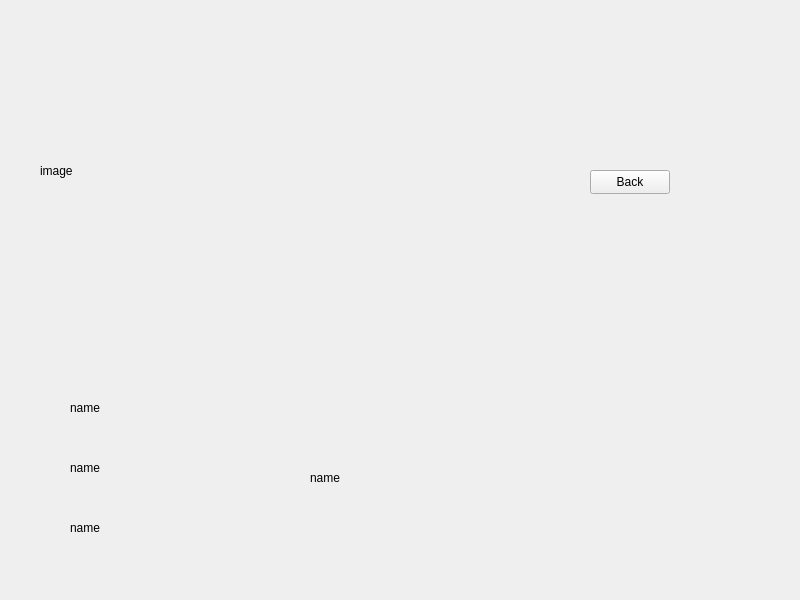
The window that frontend/gym_frontend/friendwindow/friendwindow.ui (AlexMNK/dyplom-gym) describes before a commit, drawn with Qt 5.
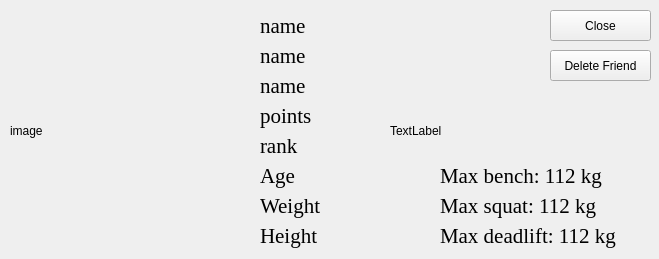
The same window after the commit. Icons and pictures are not drawn.

Commit message: Added better design for friendwindow

Diff of the .ui file:
```diff
--- a/frontend/gym_frontend/friendwindow/friendwindow.ui
+++ b/frontend/gym_frontend/friendwindow/friendwindow.ui
@@ -6,8 +6,8 @@
    <rect>
     <x>0</x>
     <y>0</y>
-    <width>800</width>
-    <height>600</height>
+    <width>659</width>
+    <height>259</height>
    </rect>
   </property>
   <property name="sizePolicy">
@@ -18,14 +18,14 @@
   </property>
   <property name="minimumSize">
    <size>
-    <width>800</width>
-    <height>600</height>
+    <width>659</width>
+    <height>259</height>
    </size>
   </property>
   <property name="maximumSize">
    <size>
-    <width>800</width>
-    <height>600</height>
+    <width>659</width>
+    <height>259</height>
    </size>
   </property>
   <property name="windowTitle">
@@ -35,23 +35,23 @@
    <widget class="QPushButton" name="backButton">
     <property name="geometry">
      <rect>
-      <x>590</x>
-      <y>170</y>
-      <width>80</width>
-      <height>24</height>
+      <x>550</x>
+      <y>10</y>
+      <width>101</width>
+      <height>31</height>
      </rect>
     </property>
     <property name="text">
-     <string>Back</string>
+     <string>Close</string>
     </property>
    </widget>
    <widget class="QLabel" name="image">
     <property name="geometry">
      <rect>
-      <x>40</x>
-      <y>20</y>
-      <width>361</width>
-      <height>301</height>
+      <x>10</x>
+      <y>10</y>
+      <width>241</width>
+      <height>241</height>
      </rect>
     </property>
     <property name="text">
@@ -64,25 +64,53 @@
    <widget class="QLabel" name="name">
     <property name="geometry">
      <rect>
-      <x>70</x>
-      <y>400</y>
-      <width>181</width>
-      <height>16</height>
+      <x>260</x>
+      <y>40</y>
+      <width>261</width>
+      <height>31</height>
      </rect>
     </property>
+    <property name="font">
+     <font>
+      <family>Times New Roman</family>
+      <pointsize>16</pointsize>
+     </font>
+    </property>
     <property name="text">
      <string>name</string>
     </property>
    </widget>
+   <widget class="QPushButton" name="delete_2">
+    <property name="geometry">
+     <rect>
+      <x>550</x>
+      <y>50</y>
+      <width>101</width>
+      <height>31</height>
+     </rect>
+    </property>
+    <property name="cursor">
+     <cursorShape>PointingHandCursor</cursorShape>
+    </property>
+    <property name="text">
+     <string>Delete Friend</string>
+    </property>
+   </widget>
    <widget class="QLabel" name="hashtag">
     <property name="geometry">
      <rect>
-      <x>70</x>
-      <y>460</y>
-      <width>181</width>
-      <height>16</height>
+      <x>260</x>
+      <y>70</y>
+      <width>261</width>
+      <height>31</height>
      </rect>
     </property>
+    <property name="font">
+     <font>
+      <family>Times New Roman</family>
+      <pointsize>16</pointsize>
+     </font>
+    </property>
     <property name="text">
      <string>name</string>
     </property>
@@ -90,27 +118,185 @@
    <widget class="QLabel" name="friendsSince">
     <property name="geometry">
      <rect>
-      <x>70</x>
-      <y>520</y>
-      <width>181</width>
-      <height>16</height>
+      <x>260</x>
+      <y>10</y>
+      <width>261</width>
+      <height>31</height>
      </rect>
     </property>
+    <property name="font">
+     <font>
+      <family>Times New Roman</family>
+      <pointsize>16</pointsize>
+     </font>
+    </property>
     <property name="text">
      <string>name</string>
     </property>
    </widget>
+   <widget class="QLabel" name="points">
+    <property name="geometry">
+     <rect>
+      <x>260</x>
+      <y>100</y>
+      <width>121</width>
+      <height>31</height>
+     </rect>
+    </property>
+    <property name="font">
+     <font>
+      <family>Times New Roman</family>
+      <pointsize>16</pointsize>
+     </font>
+    </property>
+    <property name="text">
+     <string>points</string>
+    </property>
+   </widget>
+   <widget class="QLabel" name="rank">
+    <property name="geometry">
+     <rect>
+      <x>260</x>
+      <y>130</y>
+      <width>121</width>
+      <height>31</height>
+     </rect>
+    </property>
+    <property name="font">
+     <font>
+      <family>Times New Roman</family>
+      <pointsize>16</pointsize>
+     </font>
+    </property>
+    <property name="text">
+     <string>rank</string>
+    </property>
+   </widget>
+   <widget class="QLabel" name="age">
+    <property name="geometry">
+     <rect>
+      <x>260</x>
+      <y>160</y>
+      <width>171</width>
+      <height>31</height>
+     </rect>
+    </property>
+    <property name="font">
+     <font>
+      <family>Times New Roman</family>
+      <pointsize>16</pointsize>
+     </font>
+    </property>
+    <property name="text">
+     <string>Age</string>
+    </property>
+   </widget>
+   <widget class="QLabel" name="weight">
+    <property name="geometry">
+     <rect>
+      <x>260</x>
+      <y>190</y>
+      <width>171</width>
+      <height>31</height>
+     </rect>
+    </property>
+    <property name="font">
+     <font>
+      <family>Times New Roman</family>
+      <pointsize>16</pointsize>
+     </font>
+    </property>
+    <property name="text">
+     <string>Weight</string>
+    </property>
+   </widget>
+   <widget class="QLabel" name="height">
+    <property name="geometry">
+     <rect>
+      <x>260</x>
+      <y>220</y>
+      <width>171</width>
+      <height>31</height>
+     </rect>
+    </property>
+    <property name="font">
+     <font>
+      <family>Times New Roman</family>
+      <pointsize>16</pointsize>
+     </font>
+    </property>
+    <property name="text">
+     <string>Height</string>
+    </property>
+   </widget>
+   <widget class="QLabel" name="rankicon">
+    <property name="geometry">
+     <rect>
+      <x>390</x>
+      <y>100</y>
+      <width>61</width>
+      <height>61</height>
+     </rect>
+    </property>
+    <property name="text">
+     <string>TextLabel</string>
+    </property>
+   </widget>
    <widget class="QLabel" name="bench">
     <property name="geometry">
      <rect>
-      <x>310</x>
-      <y>470</y>
-      <width>181</width>
-      <height>16</height>
+      <x>440</x>
+      <y>160</y>
+      <width>211</width>
+      <height>31</height>
      </rect>
     </property>
+    <property name="font">
+     <font>
+      <family>Times New Roman</family>
+      <pointsize>16</pointsize>
+     </font>
+    </property>
     <property name="text">
-     <string>name</string>
+     <string>Max bench: 112 kg</string>
+    </property>
+   </widget>
+   <widget class="QLabel" name="squat">
+    <property name="geometry">
+     <rect>
+      <x>440</x>
+      <y>190</y>
+      <width>211</width>
+      <height>31</height>
+     </rect>
+    </property>
+    <property name="font">
+     <font>
+      <family>Times New Roman</family>
+      <pointsize>16</pointsize>
+     </font>
+    </property>
+    <property name="text">
+     <string>Max squat: 112 kg</string>
+    </property>
+   </widget>
+   <widget class="QLabel" name="deadlift">
+    <property name="geometry">
+     <rect>
+      <x>440</x>
+      <y>220</y>
+      <width>211</width>
+      <height>31</height>
+     </rect>
+    </property>
+    <property name="font">
+     <font>
+      <family>Times New Roman</family>
+      <pointsize>16</pointsize>
+     </font>
+    </property>
+    <property name="text">
+     <string>Max deadlift: 112 kg</string>
     </property>
    </widget>
   </widget>
```
Left out of the diff: 15 changed lines with no effect on the pictures. The commit also changes 2 other files.
